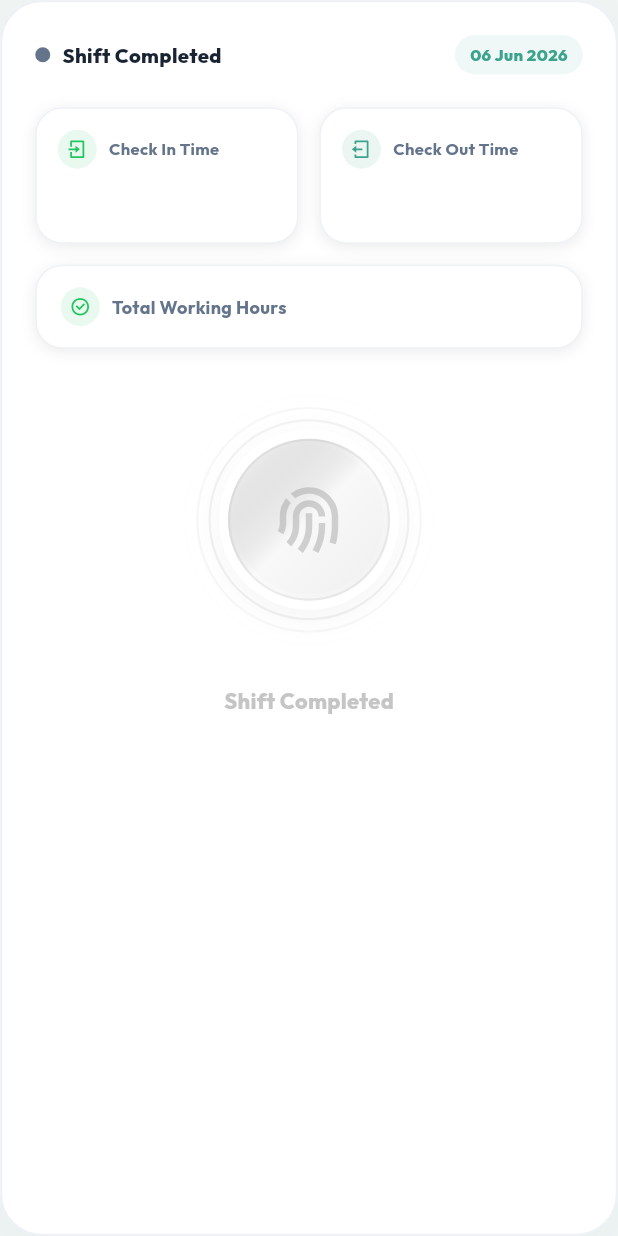
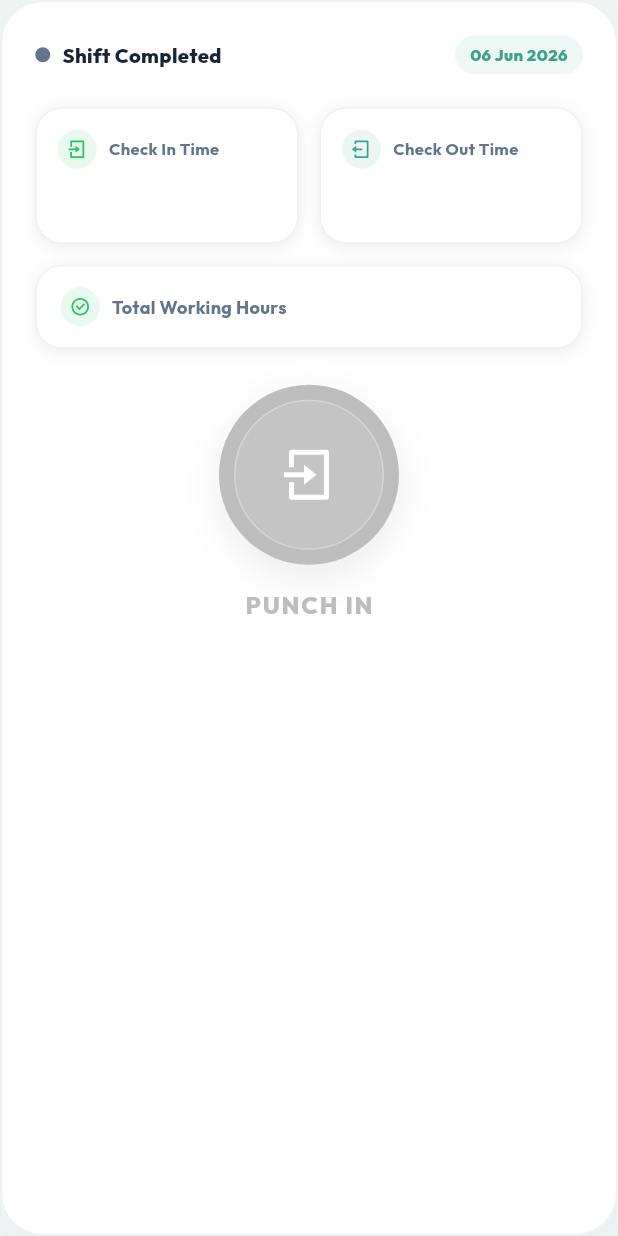
Before and after one commit to avinashquikboom-code/QuickBoom-HRM-App, a Flutter app: the _TodayPunchCard widget shown alone on an empty page, opened directly with empty values, on a phone screen of 412 x 824 dp. Run offline on Flutter 3.47's test engine with Material 3 defaults, Android fonts, the phone set to English and light mode, and no system bars; drawn by our look-alikes of flutter_animate; our stand-ins replace fl_chart, flutter_riverpod, geolocator, google_fonts, local_auth, remixicon and 1 more; accounts and stored records are empty.

Commit message:
refactor: simplify punch button UI by removing unused color parameters and replacing premium button with streamlined design

```diff
--- a/lib/views/employee/employee_dashboard_view.dart
+++ b/lib/views/employee/employee_dashboard_view.dart
@@ -833,26 +833,16 @@ class _TodayPunchCardState extends ConsumerState<_TodayPunchCard> {
     final isInRadiusAsync = ref.watch(geofenceProvider);
     final isInRadius = isInRadiusAsync.value ?? false;
 
-    Color scannerColor;
-    String statusText;
     bool isInteractive = false;
 
     if (hasCheckOut) {
-      scannerColor = Colors.grey;
-      statusText = 'Shift Completed';
       isInteractive = false;
     } else if (widget.isCheckedIn) {
-      scannerColor = AppColors.error;
-      statusText = 'Tap to Punch Out';
       isInteractive = true;
     } else {
       if (isInRadius) {
-        scannerColor = AppColors.success;
-        statusText = 'Tap to Punch In';
         isInteractive = true;
       } else {
-        scannerColor = Colors.orange;
-        statusText = 'Outside Geofence';
         isInteractive = false;
       }
     }
@@ -1025,12 +1015,10 @@ class _TodayPunchCardState extends ConsumerState<_TodayPunchCard> {
           ],
           const SizedBox(height: 24),
           Center(
-            child: _PremiumPunchButton(
+            child: _SimplifiedPunchButton(
               isInteractive: isInteractive,
               isCheckedIn: widget.isCheckedIn,
               isInRadius: isInRadius,
-              scannerColor: scannerColor,
-              statusText: statusText,
               onPunchTriggered: () {
                 _handlePunch(context, isInRadius: isInRadius);
               },
@@ -1410,6 +1398,117 @@ class _PremiumPunchButtonState extends State<_PremiumPunchButton> with TickerPro
   }
 }
 
+class _SimplifiedPunchButton extends StatelessWidget {
+  final bool isInteractive;
+  final bool isCheckedIn;
+  final bool isInRadius;
+  final VoidCallback onPunchTriggered;
+
+  const _SimplifiedPunchButton({
+    required this.isInteractive,
+    required this.isCheckedIn,
+    required this.isInRadius,
+    required this.onPunchTriggered,
+  });
+
+  @override
+  Widget build(BuildContext context) {
+    return Column(
+      children: [
+        // Main Punch Button
+        GestureDetector(
+          onTap: isInteractive ? onPunchTriggered : null,
+          child: AnimatedContainer(
+            duration: const Duration(milliseconds: 200),
+            width: 120,
+            height: 120,
+            decoration: BoxDecoration(
+              shape: BoxShape.circle,
+              color: isCheckedIn
+                  ? Colors.grey[600]
+                  : (isInteractive ? AppColors.primary : Colors.grey[400]),
+              boxShadow: [
+                BoxShadow(
+                  color: (isCheckedIn
+                      ? Colors.grey[600]
+                      : (isInteractive ? AppColors.primary : Colors.grey[400]))!.withValues(alpha: 0.3),
+                  blurRadius: 20,
+                  offset: const Offset(0, 8),
+                ),
+                BoxShadow(
+                  color: Colors.white.withValues(alpha: 0.2),
+                  blurRadius: 10,
+                  offset: const Offset(0, -4),
+                ),
+              ],
+            ),
+            child: Stack(
+              alignment: Alignment.center,
+              children: [
+                // Outer glow effect
+                Container(
+                  width: 140,
+                  height: 140,
+                  decoration: BoxDecoration(
+                    shape: BoxShape.circle,
+                    color: (isCheckedIn
+                        ? Colors.grey[600]
+                        : (isInteractive ? AppColors.primary : Colors.grey[400]))!.withValues(alpha: 0.1),
+                  ),
+                ),
+                // Inner circle with icon
+                Container(
+                  width: 100,
+                  height: 100,
+                  decoration: BoxDecoration(
+                    shape: BoxShape.circle,
+                    color: Colors.white.withValues(alpha: 0.1),
+                    border: Border.all(
+                      color: Colors.white.withValues(alpha: 0.3),
+                      width: 1,
+                    ),
+                  ),
+                  child: Icon(
+                    isCheckedIn ? RemixIcons.logout_box_line : RemixIcons.login_box_line,
+                    color: Colors.white,
+                    size: 40,
+                  ),
+                ),
+              ],
+            ),
+          ),
+        ),
+        const SizedBox(height: 16),
+        // Button Label
+        Text(
+          isCheckedIn ? 'PUNCH OUT' : 'PUNCH IN',
+          style: TextStyle(
+            color: isCheckedIn
+                ? Colors.grey[600]
+                : (isInteractive ? AppColors.primary : Colors.grey[400]),
+            fontSize: 16,
+            fontWeight: FontWeight.w800,
+            letterSpacing: 1.2,
+          ),
+        ),
+        // Status message
+        if (!isInteractive && !isCheckedIn && !isInRadius)
+          Padding(
+            padding: const EdgeInsets.only(top: 8),
+            child: Text(
+              'Outside office area',
+              style: TextStyle(
+                color: Colors.orange[600],
+                fontSize: 12,
+                fontWeight: FontWeight.w600,
+              ),
+            ),
+          ),
+      ],
+    );
+  }
+}
+
 class _PunchTile extends StatelessWidget {
   final String label;
   final String time;
```
